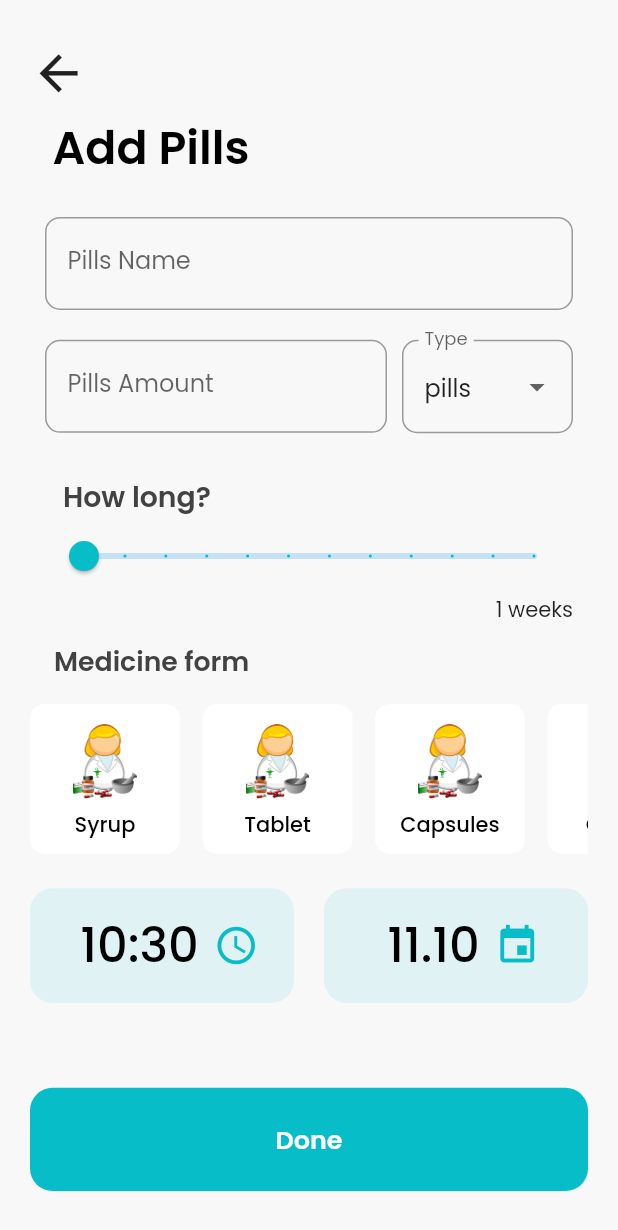
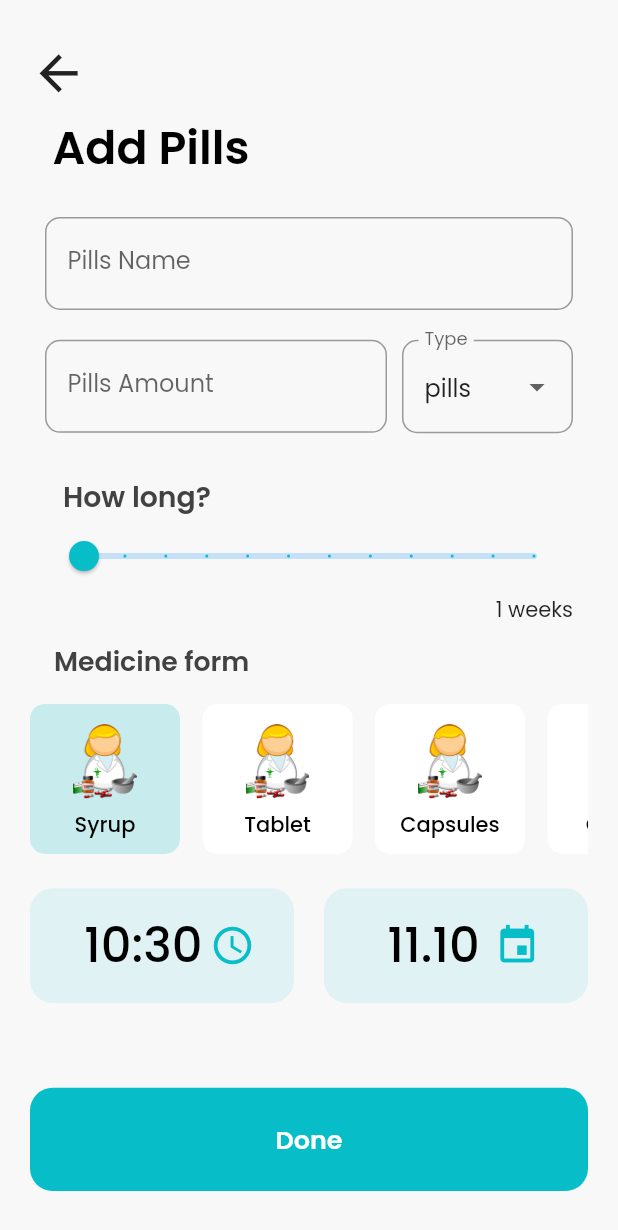
Before and after one commit to gonciuu/Medicine-App-In-Flutter, a Flutter app: the AddNewMedicine screen opened by its route, on a phone screen of 412 x 824 dp. Shown: the top 1230 px of the screen. Run offline on Flutter 3.47's test engine with Material 2 defaults, Android fonts, the phone set to English and light mode, and no system bars; our stand-ins replace auto_size_text, sqflite; accounts and stored records are empty.

Commit message:
save full pill object in databse

```diff
--- a/lib/models/medicine_type.dart
+++ b/lib/models/medicine_type.dart
@@ -5,6 +5,7 @@ class MedicineType{
 
   String name;
   Widget image;
-  MedicineType(this.name,this.image);
+  bool isChoose;
+  MedicineType(this.name,this.image,this.isChoose);
 
 }
--- a/lib/screens/add_new_medicine/add_new_medicine.dart
+++ b/lib/screens/add_new_medicine/add_new_medicine.dart
@@ -18,13 +18,14 @@ class _AddNewMedicineState extends State<AddNewMedicine> {
   final _scaffoldKey = GlobalKey<ScaffoldState>();
   final Snackbar snackbar = Snackbar();
 
+
   final List<String> weightValues = ["pills", "ml", "mg"];
   final List<MedicineType> medicineTypes = [
-    MedicineType("Syrup", Image.asset("assets/images/welcome_image.png")),
-    MedicineType("Tablet", Image.asset("assets/images/welcome_image.png")),
-    MedicineType("Capsules", Image.asset("assets/images/welcome_image.png")),
-    MedicineType("Cream", Image.asset("assets/images/welcome_image.png")),
-    MedicineType("Spray", Image.asset("assets/images/welcome_image.png")),
+    MedicineType("Syrup", Image.asset("assets/images/welcome_image.png"),true),
+    MedicineType("Tablet", Image.asset("assets/images/welcome_image.png"),false),
+    MedicineType("Capsules", Image.asset("assets/images/welcome_image.png"),false),
+    MedicineType("Cream", Image.asset("assets/images/welcome_image.png"),false),
+    MedicineType("Spray", Image.asset("assets/images/welcome_image.png"),false),
   ];
 
   //-------------Pill object------------------
@@ -124,7 +125,7 @@ class _AddNewMedicineState extends State<AddNewMedicine> {
                   shrinkWrap: true,
                   scrollDirection: Axis.horizontal,
                   children: <Widget>[
-                    ...medicineTypes.map((type) =>MedicineTypeCard(type.name,type.image))
+                    ...medicineTypes.map((type) => MedicineTypeCard(type,medicineTypeClick))
                   ],
                 ),
               ),
@@ -153,7 +154,7 @@ class _AddNewMedicineState extends State<AddNewMedicine> {
                                     color: Colors.black,
                                     fontWeight: FontWeight.w500),
                               ),
-                              SizedBox(width: 10),
+                              SizedBox(width: 5),
                               Icon(
                                 Icons.access_time,
                                 size: 30,
@@ -273,7 +274,7 @@ class _AddNewMedicineState extends State<AddNewMedicine> {
     Pill pill = Pill(
         amount: amountController.text,
         howManyWeeks: howManyWeeks,
-        medicineForm: "Capsules",
+        medicineForm: medicineTypes[medicineTypes.indexWhere((element) => element.isChoose ==true)].name,
         name: nameController.text,
         time: setDate.millisecondsSinceEpoch,
         type: selectWeight);
@@ -283,7 +284,14 @@ class _AddNewMedicineState extends State<AddNewMedicine> {
       snackbar.showSnack("Something went wrong", _scaffoldKey, null);
     } else {
       snackbar.showSnack(
-          "Saved ${pill.name} ${pill.amount}", _scaffoldKey, null);
+          "Saved ${pill.name} ${pill.medicineForm}", _scaffoldKey, null);
     }
   }
+
+  void medicineTypeClick(MedicineType medicine){
+    setState(() {
+      medicineTypes.forEach((medicineType)=>medicineType.isChoose=false);
+      medicineTypes[medicineTypes.indexOf(medicine)].isChoose = true;
+    });
+  }
 }
--- a/lib/screens/add_new_medicine/medicine_type_card.dart
+++ b/lib/screens/add_new_medicine/medicine_type_card.dart
@@ -1,28 +1,30 @@
 import 'package:flutter/material.dart';
+import 'package:medicine/models/medicine_type.dart';
 
 
 class MedicineTypeCard extends StatelessWidget {
-  final String pillType;
-  final Widget image;
-  MedicineTypeCard(this.pillType,this.image);
+  final MedicineType pillType;
+  final Function handler;
+  MedicineTypeCard(this.pillType,this.handler);
   @override
   Widget build(BuildContext context) {
     return Row(
       children: [
         GestureDetector(
+          onTap: () => handler(pillType),
           child: Container(
             decoration: BoxDecoration(
               borderRadius: BorderRadius.circular(10.0),
-            color: Colors.white,
+            color: pillType.isChoose ?  Color.fromRGBO(7, 190, 200, 0.2) :Colors.white,
             ),
             width: 100,
             child: Column(
               mainAxisAlignment: MainAxisAlignment.center,
               children: [
                 SizedBox(height: 5.0,),
-                Container(width:50,height: 50.0,child: image),
+                Container(width:50,height: 50.0,child: pillType.image),
                 SizedBox(height: 7.0,),
-                Container(child: Text(pillType,style: TextStyle(
+                Container(child: Text(pillType.name,style: TextStyle(
                   color: Colors.black,fontWeight: FontWeight.w500
                 ),)),
               ],
```
